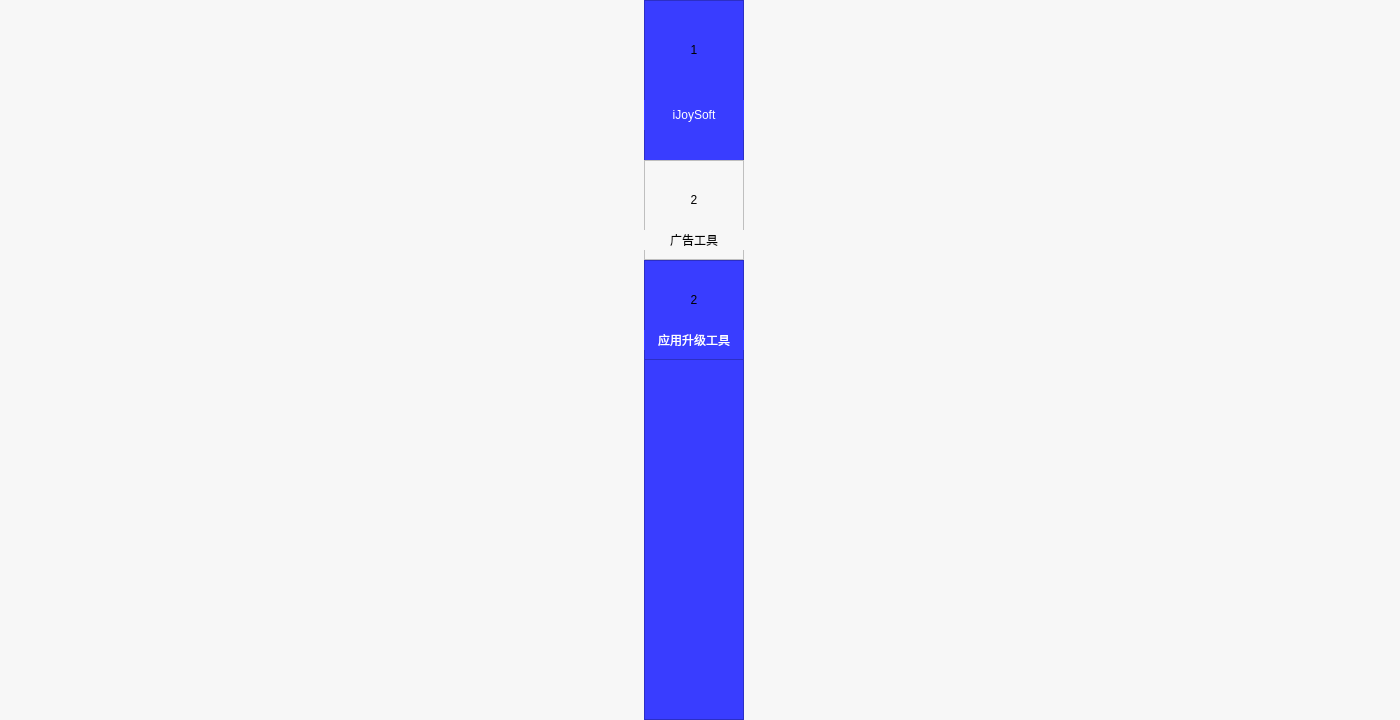
Old version of the form main_window_ui.ui in the repository WanKaKa/IjsGiftWall.
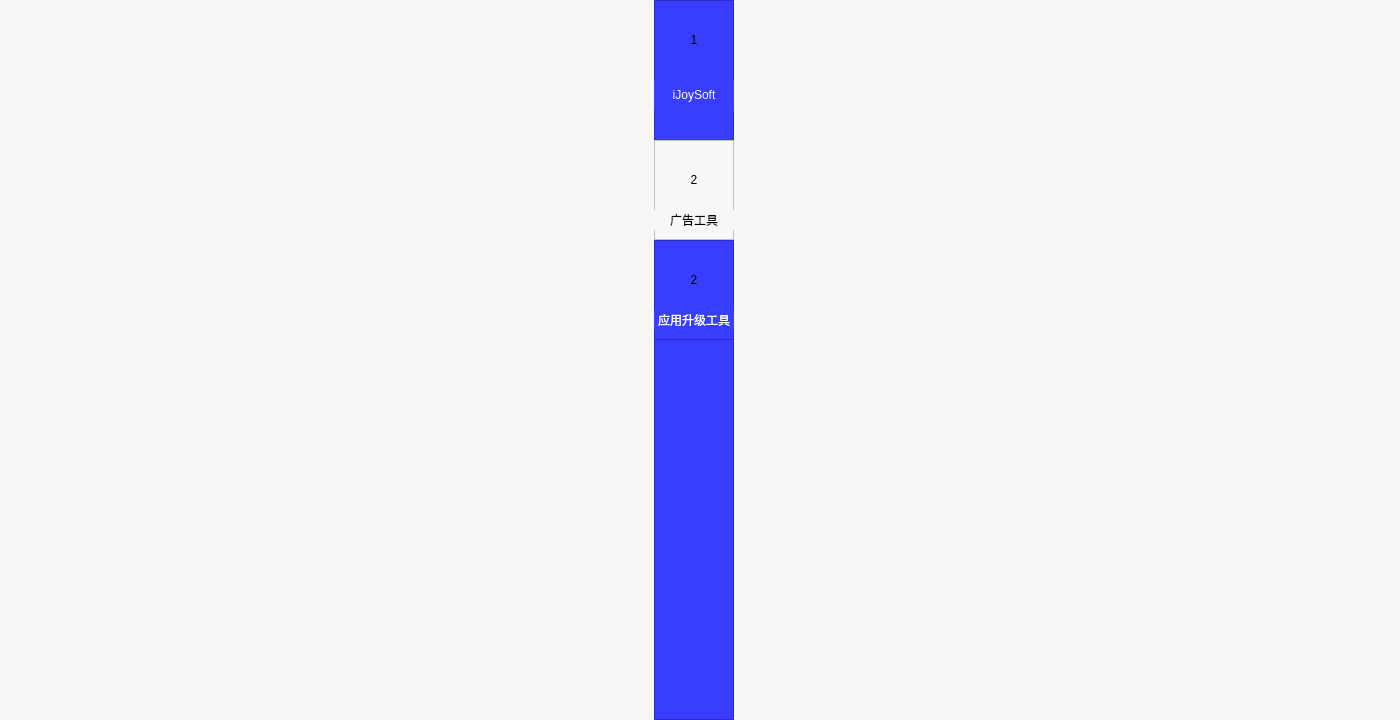
New version of the form.

What changed in the file:
```diff
--- a/main_window_ui.ui
+++ b/main_window_ui.ui
@@ -50,13 +50,13 @@
        </property>
        <property name="minimumSize">
         <size>
-         <width>100</width>
+         <width>80</width>
          <height>0</height>
         </size>
        </property>
        <property name="maximumSize">
         <size>
-         <width>100</width>
+         <width>80</width>
          <height>16777215</height>
         </size>
        </property>
@@ -74,8 +74,8 @@
          <rect>
           <x>10</x>
           <y>10</y>
-          <width>80</width>
-          <height>80</height>
+          <width>60</width>
+          <height>60</height>
          </rect>
         </property>
         <property name="text">
@@ -89,8 +89,8 @@
         <property name="geometry">
          <rect>
           <x>0</x>
-          <y>160</y>
-          <width>100</width>
+          <y>140</y>
+          <width>80</width>
           <height>100</height>
          </rect>
         </property>
@@ -106,7 +106,7 @@
         <widget class="QLabel" name="menu_icon_1">
          <property name="geometry">
           <rect>
-           <x>30</x>
+           <x>20</x>
            <y>20</y>
            <width>40</width>
            <height>40</height>
@@ -124,7 +124,7 @@
           <rect>
            <x>0</x>
            <y>70</y>
-           <width>100</width>
+           <width>80</width>
            <height>20</height>
           </rect>
          </property>
@@ -144,8 +144,8 @@
         <property name="geometry">
          <rect>
           <x>0</x>
-          <y>260</y>
-          <width>100</width>
+          <y>240</y>
+          <width>80</width>
           <height>100</height>
          </rect>
         </property>
@@ -158,7 +158,7 @@
         <widget class="QLabel" name="menu_icon_2">
          <property name="geometry">
           <rect>
-           <x>30</x>
+           <x>20</x>
            <y>20</y>
            <width>40</width>
            <height>40</height>
@@ -176,7 +176,7 @@
           <rect>
            <x>0</x>
            <y>70</y>
-           <width>100</width>
+           <width>80</width>
            <height>20</height>
           </rect>
          </property>
@@ -196,8 +196,8 @@
         <property name="geometry">
          <rect>
           <x>0</x>
-          <y>100</y>
-          <width>100</width>
+          <y>80</y>
+          <width>80</width>
           <height>30</height>
          </rect>
         </property>
```
